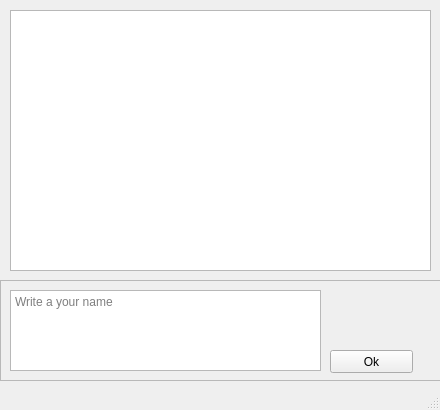
Before: the Qt Designer form mainwindow.ui in DanilAe/webSocketChat, drawn with Qt 5.
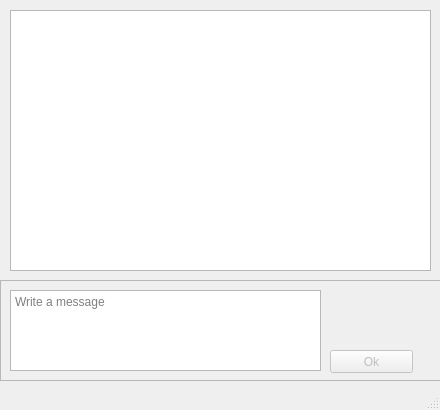
After: the same form once the commit is applied.

Patch:
```diff
--- a/mainwindow.ui
+++ b/mainwindow.ui
@@ -51,10 +51,13 @@
       </rect>
      </property>
      <property name="placeholderText">
-      <string>Write a your name</string>
+      <string>Write a message</string>
      </property>
     </widget>
     <widget class="QPushButton" name="buttonOk">
+     <property name="enabled">
+      <bool>false</bool>
+     </property>
      <property name="geometry">
       <rect>
        <x>330</x>
```
